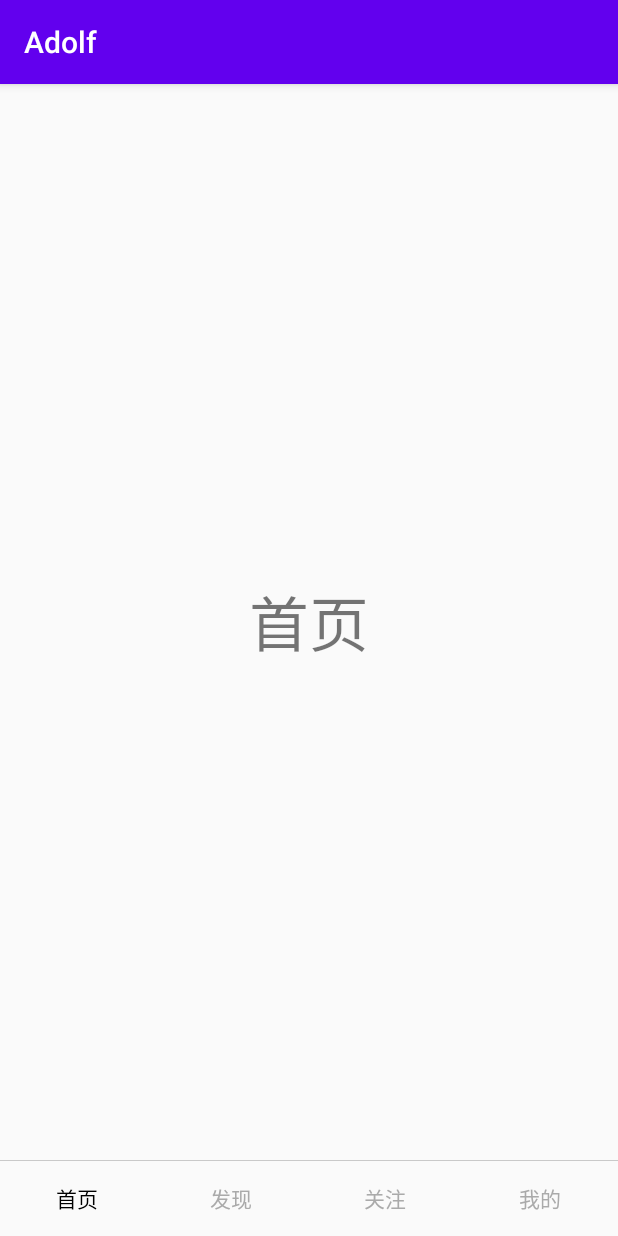
After one commit to Puffer987/AndroidStudy, an Android app: the A18TablayoutTab screen opened directly, with no data from a screen before it, on a phone screen of 412 x 824 dp. The commit adds this screen. Run offline under Robolectric (Android 15) with nearby library versions, the phone set to English and light mode, and no system bars.

Commit message:
[add]TabLayout

```diff
--- a/app/build.gradle
+++ b/app/build.gradle
@@ -32,6 +32,10 @@ dependencies {
     implementation files('libs\\arity-2.1.2.jar')
     implementation 'com.google.android.material:material:1.1.0'
     implementation 'androidx.viewpager:viewpager:1.0.0'
+    implementation 'androidx.legacy:legacy-support-v4:1.0.0'
+    implementation 'androidx.navigation:navigation-fragment:2.2.2'
+    implementation 'androidx.navigation:navigation-ui:2.2.2'
+    implementation 'androidx.lifecycle:lifecycle-extensions:2.1.0'
 
     testImplementation 'junit:junit:4.13'
     androidTestImplementation 'androidx.test.ext:junit:1.1.1'
--- a/app/src/main/AndroidManifest.xml
+++ b/app/src/main/AndroidManifest.xml
@@ -14,7 +14,8 @@
         android:roundIcon="@mipmap/adolf_study"
         android:supportsRtl="true"
         android:theme="@style/AppTheme">
-        <activity android:name=".activity.A17ViewPagerTab"></activity>
+        <activity android:name=".activity.A18TablayoutTab" />
+        <activity android:name=".activity.A17ViewPagerTab" />
         <activity android:name=".activity.A16BottomTab" />
         <activity android:name=".activity.A15ServiceStartBind" />
 
--- /dev/null
+++ b/app/src/main/java/com/study/activity/A18TablayoutTab.java
@@ -0,0 +1,85 @@
+package com.study.activity;
+
+import androidx.appcompat.app.AppCompatActivity;
+import androidx.fragment.app.Fragment;
+
+import android.os.Bundle;
+
+import com.google.android.material.tabs.TabLayout;
+import com.study.R;
+import com.study.help.A18DataGenerator;
+
+public class A18TablayoutTab extends AppCompatActivity {
+    private TabLayout mTabLayout;
+    private Fragment []mFragmensts;
+    @Override
+    protected void onCreate(Bundle savedInstanceState) {
+        super.onCreate(savedInstanceState);
+        setContentView(R.layout.activity_a18_tablayout_tab);
+        String[] strs = new String[]{"首页","发现","关注","我的"};
+        mFragmensts = A18DataGenerator.getFragments(strs);
+
+        initView();
+
+    }
+
+    private void initView() {
+        mTabLayout = (TabLayout) findViewById(R.id.bottom_tab_layout);
+
+        mTabLayout.addOnTabSelectedListener(new TabLayout.OnTabSelectedListener() {
+            @Override
+            public void onTabSelected(TabLayout.Tab tab) {
+                onTabItemSelected(tab.getPosition());
+
+                //改变Tab 状态
+                for (int i = 0; i < mTabLayout.getTabCount(); i++) {
+                    if (i == tab.getPosition()) {
+                        // mTabLayout.getTabAt(i).setIcon(getResources().getDrawable(A18DataGenerator.mTabResPressed[i]));
+                    } else {
+                        // mTabLayout.getTabAt(i).setIcon(getResources().getDrawable(A18DataGenerator.mTabRes[i]));
+                    }
+                }
+
+            }
+
+            @Override
+            public void onTabUnselected(TabLayout.Tab tab) {
+
+            }
+
+            @Override
+            public void onTabReselected(TabLayout.Tab tab) {
+
+            }
+        });
+
+        mTabLayout.addTab(mTabLayout.newTab().setText(A18DataGenerator.mTabTitle[0]));
+        mTabLayout.addTab(mTabLayout.newTab().setText(A18DataGenerator.mTabTitle[1]));
+        mTabLayout.addTab(mTabLayout.newTab().setText(A18DataGenerator.mTabTitle[2]));
+        mTabLayout.addTab(mTabLayout.newTab().setText(A18DataGenerator.mTabTitle[3]));
+
+    }
+
+    private void onTabItemSelected(int position) {
+        Fragment fragment = null;
+        switch (position) {
+            case 0:
+                fragment = mFragmensts[0];
+                break;
+            case 1:
+                fragment = mFragmensts[1];
+                break;
+
+            case 2:
+                fragment = mFragmensts[2];
+                break;
+            case 3:
+                fragment = mFragmensts[3];
+                break;
+        }
+        if (fragment != null) {
+            getSupportFragmentManager().beginTransaction().replace(R.id.home_container, fragment).commit();
+        }
+    }
+
+}
--- /dev/null
+++ b/app/src/main/java/com/study/help/A18DataGenerator.java
@@ -0,0 +1,41 @@
+package com.study.help;
+
+import android.content.Context;
+import android.view.LayoutInflater;
+import android.view.View;
+import android.widget.ImageView;
+import android.widget.TextView;
+
+import androidx.fragment.app.Fragment;
+
+import com.study.R;
+import com.study.view.F18Item;
+
+public class A18DataGenerator {
+    public static final int []mTabRes = new int[]{R.drawable.sym_btn_selector,R.drawable.sym_btn_selector,R.drawable.sym_btn_selector,R.drawable.sym_btn_selector};
+    public static final int []mTabResPressed = new int[]{R.drawable.sym_btn_selector,R.drawable.sym_btn_selector,R.drawable.sym_btn_selector, R.drawable.sym_btn_selector};
+    public static final String []mTabTitle = new String[]{"首页","发现","关注","我的"};
+
+    public static Fragment[] getFragments(String[] from){
+        Fragment fragments[] = new Fragment[4];
+        for (int i = 0; i < fragments.length; i++) {
+            fragments[i] = F18Item.newInstance(from[i],null);
+        }
+        return fragments;
+    }
+
+    /**
+     * 获取Tab 显示的内容
+     * @param context
+     * @param position
+     * @return
+     */
+    // public static View getTabView(Context context, int position){
+    //     View view = LayoutInflater.from(context).inflate(R.layout.home_tab_content,null);
+    //     ImageView tabIcon = (ImageView) view.findViewById(R.id.tab_content_image);
+    //     tabIcon.setImageResource(A18DataGenerator.mTabRes[position]);
+    //     TextView tabText = (TextView) view.findViewById(R.id.tab_content_text);
+    //     tabText.setText(mTabTitle[position]);
+    //     return view;
+    // }
+}
--- /dev/null
+++ b/app/src/main/java/com/study/view/F18Item.java
@@ -0,0 +1,73 @@
+package com.study.view;
+
+import android.os.Bundle;
+
+import androidx.fragment.app.Fragment;
+
+import android.view.Gravity;
+import android.view.LayoutInflater;
+import android.view.View;
+import android.view.ViewGroup;
+import android.widget.TextView;
+
+import com.study.R;
+
+/**
+ * A simple {@link Fragment} subclass.
+ * Use the {@link F18Item#newInstance} factory method to
+ * create an instance of this fragment.
+ */
+public class F18Item extends Fragment {
+
+    // TODO: Rename parameter arguments, choose names that match
+    // the fragment initialization parameters, e.g. ARG_ITEM_NUMBER
+    private static final String ARG_PARAM1 = "param1";
+    private static final String ARG_PARAM2 = "param2";
+
+    // TODO: Rename and change types of parameters
+    private String mParam1;
+    private String mParam2;
+
+    public F18Item() {
+        // Required empty public constructor
+    }
+
+    /**
+     * Use this factory method to create a new instance of
+     * this fragment using the provided parameters.
+     *
+     * @param param1 Parameter 1.
+     * @param param2 Parameter 2.
+     * @return A new instance of fragment F18Item.
+     */
+    // TODO: Rename and change types and number of parameters
+    public static F18Item newInstance(String param1, String param2) {
+        F18Item fragment = new F18Item();
+        Bundle args = new Bundle();
+        args.putString(ARG_PARAM1, param1);
+        args.putString(ARG_PARAM2, param2);
+        fragment.setArguments(args);
+        return fragment;
+    }
+
+    @Override
+    public void onCreate(Bundle savedInstanceState) {
+        super.onCreate(savedInstanceState);
+        if (getArguments() != null) {
+            mParam1 = getArguments().getString(ARG_PARAM1);
+            mParam2 = getArguments().getString(ARG_PARAM2);
+        }
+    }
+
+    @Override
+    public View onCreateView(LayoutInflater inflater, ViewGroup container,
+                             Bundle savedInstanceState) {
+        // Inflate the layout for this fragment
+        View view = inflater.inflate(R.layout.fragment_f18_item, container, false);
+        TextView textView = view.findViewById(R.id.f18_item_text);
+        textView.setText(mParam1);
+        textView.setGravity(Gravity.CENTER);
+        textView.setTextSize(40);
+        return view;
+    }
+}
--- /dev/null
+++ b/app/src/main/res/layout/activity_a18_tablayout_tab.xml
@@ -0,0 +1,34 @@
+<?xml version="1.0" encoding="utf-8"?>
+<LinearLayout xmlns:android="http://schemas.android.com/apk/res/android"
+    xmlns:app="http://schemas.android.com/apk/res-auto"
+    xmlns:tools="http://schemas.android.com/tools"
+    android:layout_width="match_parent"
+    android:layout_height="match_parent"
+    android:orientation="vertical"
+    tools:context=".activity.A18TablayoutTab">
+
+    <FrameLayout
+        android:id="@+id/home_container"
+        android:layout_width="match_parent"
+        android:layout_height="0dp"
+        android:layout_weight="1"
+        >
+    </FrameLayout>
+
+    <View android:layout_width="match_parent"
+        android:layout_height="0.5dp"
+        android:alpha="0.6"
+        android:background="@android:color/darker_gray"
+        />
+    <com.google.android.material.tabs.TabLayout
+        android:id="@+id/bottom_tab_layout"
+        android:layout_width="match_parent"
+        app:tabIndicatorHeight="0dp"
+        app:tabSelectedTextColor="@android:color/black"
+        app:tabTextColor="@android:color/darker_gray"
+        android:layout_height="50dp">
+
+    </com.google.android.material.tabs.TabLayout>
+
+
+</LinearLayout>
--- /dev/null
+++ b/app/src/main/res/layout/fragment_f18_item.xml
@@ -0,0 +1,15 @@
+<?xml version="1.0" encoding="utf-8"?>
+<FrameLayout xmlns:android="http://schemas.android.com/apk/res/android"
+    xmlns:tools="http://schemas.android.com/tools"
+    android:layout_width="match_parent"
+    android:layout_height="match_parent"
+    tools:context=".view.F18Item">
+
+    <!-- TODO: Update blank fragment layout -->
+    <TextView
+        android:id="@+id/f18_item_text"
+        android:layout_width="match_parent"
+        android:layout_height="match_parent"
+        android:text="@string/hello_blank_fragment" />
+
+</FrameLayout>
--- /dev/null
+++ b/app/src/main/res/values/dimens.xml
@@ -0,0 +1,5 @@
+<resources>
+    <!-- Default screen margins, per the Android Design guidelines. -->
+    <dimen name="activity_horizontal_margin">16dp</dimen>
+    <dimen name="activity_vertical_margin">16dp</dimen>
+</resources>
--- a/app/src/main/res/values/strings.xml
+++ b/app/src/main/res/values/strings.xml
@@ -4,4 +4,10 @@
     <string name="about">Abuot</string>
     <string name="version_info">Version: %s \\n Designer: Adolf</string>
     <string name="version_name" translatable="false">1.1.0</string>
+    <!-- TODO: Remove or change this placeholder text -->
+    <string name="hello_blank_fragment">Hello blank fragment</string>
+    <string name="title_activity_a19_bottom_nav">MainActivity</string>
+    <string name="title_home">Home</string>
+    <string name="title_dashboard">Dashboard</string>
+    <string name="title_notifications">Notifications</string>
 </resources>
```
Also changed, not shown: app/src/main/java/com/study/MainActivity.java (+11 -2 lines), app/src/main/res/layout/activity_main.xml (+23 -0 lines).
